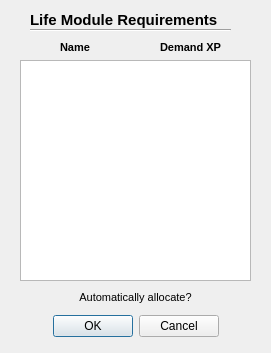
First picture: the form in preqdialog.ui, repository Tasala/Battletech-Character-Creator, before the edit.
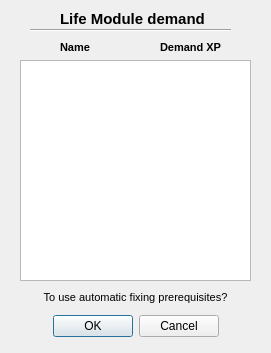
Second picture: the form after the edit.

```diff
--- a/preqdialog.ui
+++ b/preqdialog.ui
@@ -56,10 +56,10 @@
   <widget class="QLabel" name="label">
    <property name="geometry">
     <rect>
-     <x>30</x>
+     <x>60</x>
      <y>10</y>
-     <width>201</width>
-     <height>20</height>
+     <width>151</width>
+     <height>16</height>
     </rect>
    </property>
    <property name="text">
@@ -67,7 +67,7 @@
 &lt;html&gt;&lt;head&gt;&lt;meta name=&quot;qrichtext&quot; content=&quot;1&quot; /&gt;&lt;style type=&quot;text/css&quot;&gt;
 p, li { white-space: pre-wrap; }
 &lt;/style&gt;&lt;/head&gt;&lt;body style=&quot; font-family:'MS Shell Dlg 2'; font-size:8.25pt; font-weight:400; font-style:normal;&quot;&gt;
-&lt;p style=&quot; margin-top:0px; margin-bottom:0px; margin-left:0px; margin-right:0px; -qt-block-indent:0; text-indent:0px;&quot;&gt;&lt;span style=&quot; font-size:11pt; font-weight:600;&quot;&gt;Life Module Requirements&lt;/span&gt;&lt;/p&gt;&lt;/body&gt;&lt;/html&gt;</string>
+&lt;p style=&quot; margin-top:0px; margin-bottom:0px; margin-left:0px; margin-right:0px; -qt-block-indent:0; text-indent:0px;&quot;&gt;&lt;span style=&quot; font-size:11pt; font-weight:600;&quot;&gt;Life Module demand&lt;/span&gt;&lt;/p&gt;&lt;/body&gt;&lt;/html&gt;</string>
    </property>
   </widget>
   <widget class="Line" name="line">
@@ -182,7 +182,7 @@
 &lt;html&gt;&lt;head&gt;&lt;meta name=&quot;qrichtext&quot; content=&quot;1&quot; /&gt;&lt;style type=&quot;text/css&quot;&gt;
 p, li { white-space: pre-wrap; }
 &lt;/style&gt;&lt;/head&gt;&lt;body style=&quot; font-family:'MS Shell Dlg 2'; font-size:8.25pt; font-weight:400; font-style:normal;&quot;&gt;
-&lt;p align=&quot;center&quot; style=&quot; margin-top:0px; margin-bottom:0px; margin-left:0px; margin-right:0px; -qt-block-indent:0; text-indent:0px;&quot;&gt;&lt;span style=&quot; font-size:8pt;&quot;&gt;Automatically allocate?&lt;/span&gt;&lt;/p&gt;&lt;/body&gt;&lt;/html&gt;</string>
+&lt;p align=&quot;center&quot; style=&quot; margin-top:0px; margin-bottom:0px; margin-left:0px; margin-right:0px; -qt-block-indent:0; text-indent:0px;&quot;&gt;&lt;span style=&quot; font-size:8pt;&quot;&gt;To use automatic fixing prerequisites?&lt;/span&gt;&lt;/p&gt;&lt;/body&gt;&lt;/html&gt;</string>
    </property>
   </widget>
  </widget>
```
